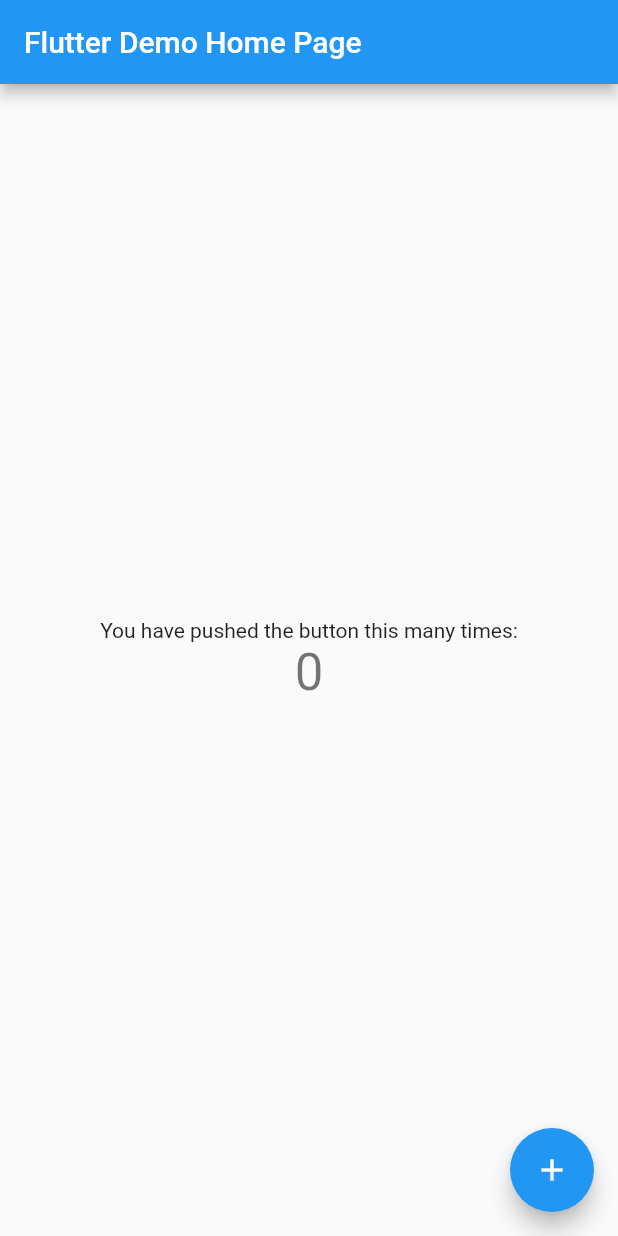
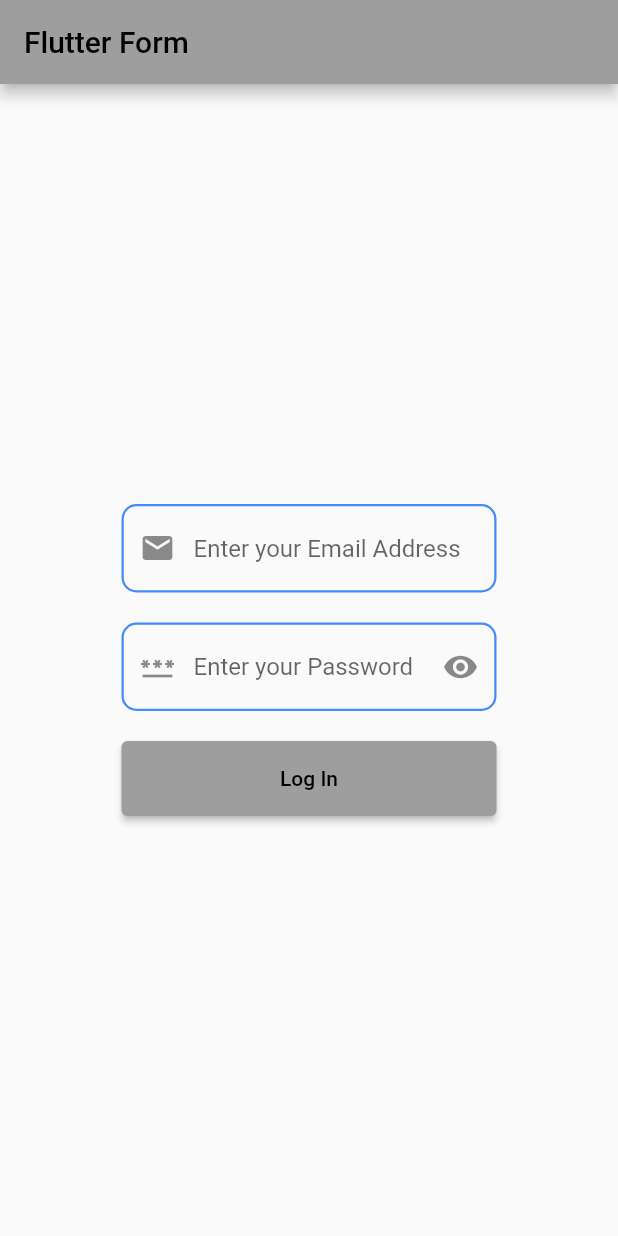
Before and after one commit to hashamuddin1/flutter_form, a Flutter app: the screen it shows after launch, on a phone screen of 412 x 824 dp. Run offline on Flutter 3.47's test engine with Material 2 defaults, Android fonts, the phone set to English and light mode, and no system bars.

Commit message:
create simple form

```diff
--- a/lib/main.dart
+++ b/lib/main.dart
@@ -7,15 +7,15 @@ void main() {
 class MyApp extends StatelessWidget {
   const MyApp({super.key});
 
-  // This widget is the root of your application.
   @override
   Widget build(BuildContext context) {
     return MaterialApp(
       title: 'Flutter Demo',
       theme: ThemeData(
-        primarySwatch: Colors.blue,
+        primarySwatch: Colors.grey,
       ),
       home: const MyHomePage(title: 'Flutter Demo Home Page'),
+      debugShowCheckedModeBanner: false,
     );
   }
 }
@@ -30,68 +30,79 @@ class MyHomePage extends StatefulWidget {
 }
 
 class _MyHomePageState extends State<MyHomePage> {
-  int _counter = 0;
-
-  void _incrementCounter() {
-    setState(() {
-      // This call to setState tells the Flutter framework that something has
-      // changed in this State, which causes it to rerun the build method below
-      // so that the display can reflect the updated values. If we changed
-      // _counter without calling setState(), then the build method would not be
-      // called again, and so nothing would appear to happen.
-      _counter++;
-    });
-  }
-
+  var emailController = TextEditingController();
+  var passwordController = TextEditingController();
   @override
   Widget build(BuildContext context) {
-    // This method is rerun every time setState is called, for instance as done
-    // by the _incrementCounter method above.
-    //
-    // The Flutter framework has been optimized to make rerunning build methods
-    // fast, so that you can just rebuild anything that needs updating rather
-    // than having to individually change instances of widgets.
     return Scaffold(
         appBar: AppBar(
-        // Here we take the value from the MyHomePage object that was created by
-        // the App.build method, and use it to set our appbar title.
-        title: Text(widget.title),
+          title: const Text("Flutter Form"),
         ),
         body: Center(
-        // Center is a layout widget. It takes a single child and positions it
-        // in the middle of the parent.
+          child: Container(
+            width: 250,
             child: Column(
-          // Column is also a layout widget. It takes a list of children and
-          // arranges them vertically. By default, it sizes itself to fit its
-          // children horizontally, and tries to be as tall as its parent.
-          //
-          // Invoke "debug painting" (press "p" in the console, choose the
-          // "Toggle Debug Paint" action from the Flutter Inspector in Android
-          // Studio, or the "Toggle Debug Paint" command in Visual Studio Code)
-          // to see the wireframe for each widget.
-          //
-          // Column has various properties to control how it sizes itself and
-          // how it positions its children. Here we use mainAxisAlignment to
-          // center the children vertically; the main axis here is the vertical
-          // axis because Columns are vertical (the cross axis would be
-          // horizontal).
               mainAxisAlignment: MainAxisAlignment.center,
-          children: <Widget>[
-            const Text(
-              'You have pushed the button this many times:',
+              children: [
+                TextField(
+                  controller: emailController,
+                  decoration: InputDecoration(
+                      prefixIcon: const Icon(Icons.email),
+                      hintText: 'Enter your Email Address',
+                      enabledBorder: OutlineInputBorder(
+                          borderRadius: BorderRadius.circular(10),
+                          borderSide: const BorderSide(
+                              color: Colors.blueAccent, width: 1.5)),
+                      focusedBorder: OutlineInputBorder(
+                          borderRadius: BorderRadius.circular(10),
+                          borderSide: const BorderSide(
+                              color: Colors.lightGreen, width: 2.3)),
+                      border: OutlineInputBorder(
+                          borderRadius: BorderRadius.circular(10),
+                          borderSide:
+                              const BorderSide(color: Colors.lightGreen))),
                 ),
-            Text(
-              '$_counter',
-              style: Theme.of(context).textTheme.headlineMedium,
+                Container(
+                  height: 20,
                 ),
+                TextField(
+                  controller: passwordController,
+                  obscureText: true,
+                  decoration: InputDecoration(
+                      prefixIcon: const Icon(Icons.password),
+                      suffixIcon: const Icon(Icons.remove_red_eye),
+                      hintText: 'Enter your Password',
+                      enabledBorder: OutlineInputBorder(
+                          borderRadius: BorderRadius.circular(10),
+                          borderSide: const BorderSide(
+                              color: Colors.blueAccent, width: 1.5)),
+                      focusedBorder: OutlineInputBorder(
+                          borderRadius: BorderRadius.circular(10),
+                          borderSide: const BorderSide(
+                              color: Colors.lightGreen, width: 2.3)),
+                      border: OutlineInputBorder(
+                          borderRadius: BorderRadius.circular(10),
+                          borderSide:
+                              const BorderSide(color: Colors.lightGreen))),
+                ),
+                Container(
+                  height: 20,
+                ),
+                Container(
+                  width: 250,
+                  height: 50,
+                  child: ElevatedButton(
+                      onPressed: () {
+                        String emailValue = emailController.text.toString();
+                        String passwordValue = passwordController.text.toString();
+
+                        print("Email: $emailValue, Password: $passwordValue");
+                      },
+                      child: const Text("Log In")),
+                )
               ],
             ),
           ),
-      floatingActionButton: FloatingActionButton(
-        onPressed: _incrementCounter,
-        tooltip: 'Increment',
-        child: const Icon(Icons.add),
-      ), // This trailing comma makes auto-formatting nicer for build methods.
-    );
+        ));
   }
 }
```
Lines whose indentation alone changed are shown as unchanged.
